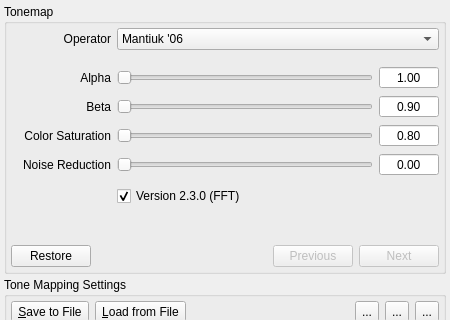
LuminanceHDR/LuminanceHDR, file src/TonemappingPanel/TonemappingPanel.ui: the form before one commit; both pictures show x 0 to 450 and y 0 to 320 of the 450 by 674 pixel window.
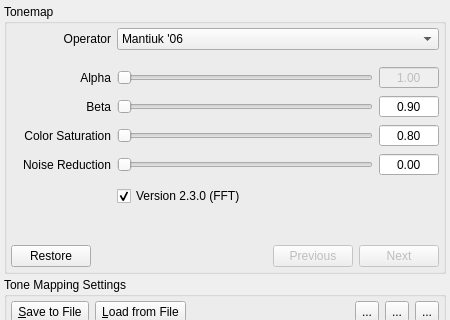
The form after the commit. The open tabs and pages were chosen to show the change. Icons and pictures are not drawn.

Commit message: [Fattal02] Add new parameter GUI

Diff of the .ui file:
```diff
--- a/src/TonemappingPanel/TonemappingPanel.ui
+++ b/src/TonemappingPanel/TonemappingPanel.ui
@@ -911,6 +911,9 @@
               </item>
               <item row="0" column="2">
                <widget class="QDoubleSpinBox" name="alphadsb">
+                <property name="enabled">
+                 <bool>false</bool>
+                </property>
                 <property name="minimumSize">
                  <size>
                   <width>60</width>
```
Left out of the diff: 5 changed lines with no effect on the pictures. The commit also changes 1 other file.
